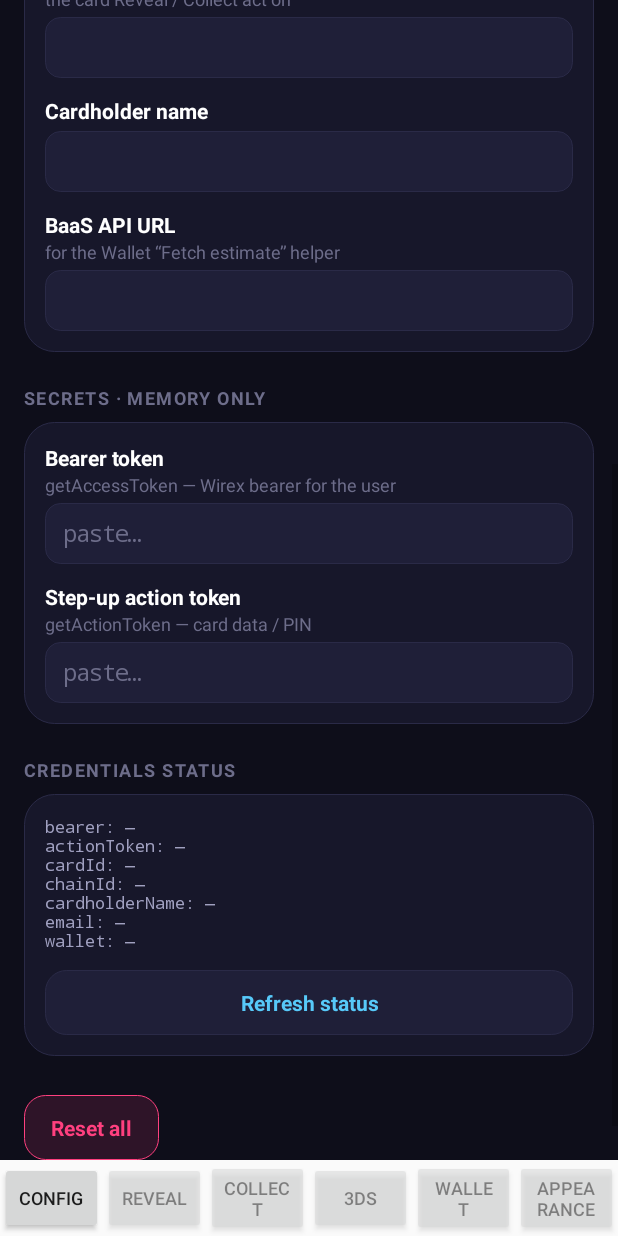
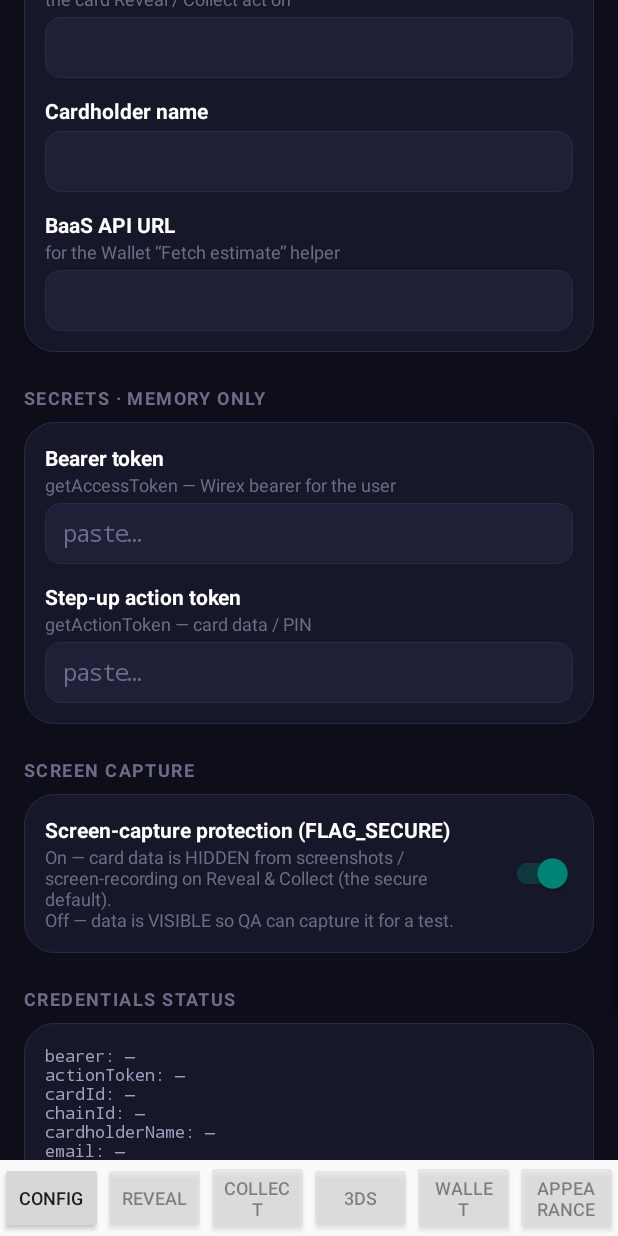
Before and after one commit to wirexpay/baas-mobile-android-sdk, an Android app: the screen it shows after launch (MainActivity), scrolled down 541 dp, on a phone screen of 412 x 824 dp. Run offline under Robolectric (Android 15) with nearby library versions, the phone set to English and light mode, and no system bars; libraries missing offline, so code that uses them is left out: com.wirexapp.wallet; pictures from the network do not load; 20 statements that could not run were skipped.

Commit message:
example: screen-capture protection switch on the Config tab
Co-Authored-By: Claude Fable 5.1 <noreply@anthropic.com>

```diff
--- a/example/app/src/main/kotlin/com/wirexapp/baas/example/CollectScreen.kt
+++ b/example/app/src/main/kotlin/com/wirexapp/baas/example/CollectScreen.kt
@@ -181,7 +181,8 @@ class CollectScreen(
 
     /** The environment + chain id the form was built for; only those are read when it is built. */
     private var lastConfigKey = ""
-    private fun currentConfigKey(): String = LiveConfig.environment + "|" + LiveConfig.credential("chainId")
+    private fun currentConfigKey(): String =
+        LiveConfig.environment + "|" + LiveConfig.credential("chainId") + "|" + LiveConfig.isScreenProtectionDisabled
 
     private fun rebuildForm() {
         lastConfigKey = currentConfigKey()
@@ -199,6 +200,8 @@ class CollectScreen(
             environment = environment,
             credentials = credentials,
             logging = WirexLogging(WirexLogLevel.INFO, ConsoleLogSink),
+            // DEV/TEST ONLY, from the Config tab's "Screen capture" switch — see RevealScreen.
+            dangerouslyDisableScreenProtection = LiveConfig.isScreenProtectionDisabled,
         )
         this.collect = collect
 
--- a/example/app/src/main/kotlin/com/wirexapp/baas/example/ConfigScreen.kt
+++ b/example/app/src/main/kotlin/com/wirexapp/baas/example/ConfigScreen.kt
@@ -10,6 +10,7 @@ import android.view.View
 import android.view.ViewGroup
 import android.widget.EditText
 import android.widget.LinearLayout
+import androidx.appcompat.widget.SwitchCompat
 import android.widget.TextView
 import androidx.appcompat.app.AppCompatActivity
 
@@ -61,6 +62,9 @@ class ConfigScreen(private val activity: AppCompatActivity) {
         root.addView(section("Secrets · memory only"))
         root.addView(group(secrets))
 
+        root.addView(section("Screen capture"))
+        root.addView(screenCaptureCard())
+
         root.addView(section("Credentials status"))
         status = TextView(activity).apply {
             typeface = Typeface.MONOSPACE
@@ -92,6 +96,7 @@ class ConfigScreen(private val activity: AppCompatActivity) {
             if (input.text.toString() != value) input.setText(value)
         }
         syncEnvironmentChips()
+        captureSwitch.isChecked = !LiveConfig.isScreenProtectionDisabled
         refreshStatus()
     }
 
@@ -127,6 +132,36 @@ class ConfigScreen(private val activity: AppCompatActivity) {
             chip.background = rounded(if (on) ACCENT else SURFACE, if (on) ACCENT else BORDER, 999)
             chip.setTextColor(if (on) ON_ACCENT else TEXT_DIM)
         }
+    }
+
+    private lateinit var captureSwitch: SwitchCompat
+
+    /**
+     * DEV/TEST ONLY. Off = `dangerouslyDisableScreenProtection = true` on Reveal and Collect, so QA can
+     * screenshot the surfaces (they are black under FLAG_SECURE otherwise). A seed link can set the
+     * same key (`disableScreenProtection`). Never ship a build with it off to cardholders.
+     */
+    private fun screenCaptureCard(): View {
+        val row = LinearLayout(activity).apply { orientation = LinearLayout.HORIZONTAL; gravity = Gravity.CENTER_VERTICAL }
+        val texts = LinearLayout(activity).apply {
+            orientation = LinearLayout.VERTICAL
+            addView(label("Screen-capture protection (FLAG_SECURE)"))
+            addView(
+                hint(
+                    "On — card data is HIDDEN from screenshots / screen-recording on Reveal & Collect (the secure default).\n" +
+                        "Off — data is VISIBLE so QA can capture it for a test.",
+                ),
+            )
+        }
+        row.addView(texts, LinearLayout.LayoutParams(0, ViewGroup.LayoutParams.WRAP_CONTENT, 1f))
+        captureSwitch = SwitchCompat(activity).apply {
+            isChecked = !LiveConfig.isScreenProtectionDisabled
+            setOnCheckedChangeListener { _, protect ->
+                LiveConfig.setCredential("disableScreenProtection", if (protect) "" else "true")
+            }
+        }
+        row.addView(captureSwitch, LinearLayout.LayoutParams(ViewGroup.LayoutParams.WRAP_CONTENT, ViewGroup.LayoutParams.WRAP_CONTENT).apply { leftMargin = dp(12) })
+        return card(listOf(row))
     }
 
     private fun group(specs: List<FieldSpec>): View {
--- a/example/app/src/main/kotlin/com/wirexapp/baas/example/LiveConfig.kt
+++ b/example/app/src/main/kotlin/com/wirexapp/baas/example/LiveConfig.kt
@@ -39,7 +39,20 @@ object LiveConfig {
 
     private val lock = Any()
 
-    private val KNOWN = listOf("environment", "bearer", "email", "wallet", "cardId", "chainId", "actionToken", "cardholderName", "baasApiUrl")
+    private val KNOWN = listOf(
+        "environment", "bearer", "email", "wallet", "cardId", "chainId", "actionToken", "cardholderName", "baasApiUrl",
+        // Screen-capture protection (`FLAG_SECURE`). Only `"true"` disables it; unset / anything else keeps
+        // it ON — the secure default. Set it from the Config tab or a seed link to let QA capture the
+        // reveal / collect surfaces for a test.
+        "disableScreenProtection",
+    )
+
+    /**
+     * Whether to pass `dangerouslyDisableScreenProtection = true` to the SDK. Default false (protection
+     * ON); `disableScreenProtection=true` lets QA screenshot the surfaces. Never ship it on.
+     */
+    val isScreenProtectionDisabled: Boolean
+        get() = credential("disableScreenProtection") == "true"
 
     /** Called once from the activity with whatever came in on the launch intent. */
     fun seed(values: Map<String, String>) = synchronized(lock) {
--- a/example/app/src/main/kotlin/com/wirexapp/baas/example/RevealScreen.kt
+++ b/example/app/src/main/kotlin/com/wirexapp/baas/example/RevealScreen.kt
@@ -187,10 +187,17 @@ class RevealScreen(
             status.text = "unavailable — ${unavailable.message ?: "set the Chain ID on the Config tab, then it loads"}"
             return
         }
-        val key = LiveConfig.environment + "|" + LiveConfig.credential("chainId")
+        val key = LiveConfig.environment + "|" + LiveConfig.credential("chainId") + "|" + LiveConfig.isScreenProtectionDisabled
         val reconfigured = reveal == null || key != lastConfigKey
         if (reconfigured) {
-            reveal = WirexReveal(environment = resolved, credentials = credentials, logging = WirexLogging.DEBUG)
+            reveal = WirexReveal(
+                environment = resolved,
+                credentials = credentials,
+                logging = WirexLogging.DEBUG,
+                // DEV/TEST ONLY, from the Config tab's "Screen capture" switch: off by default, so the
+                // rows draw under FLAG_SECURE and screenshots are black. Never ship it on to cardholders.
+                dangerouslyDisableScreenProtection = LiveConfig.isScreenProtectionDisabled,
+            )
             lastConfigKey = key
         }
         val identity = LiveConfig.credential("cardId") + "|" + LiveConfig.credential("cardholderName")
```
